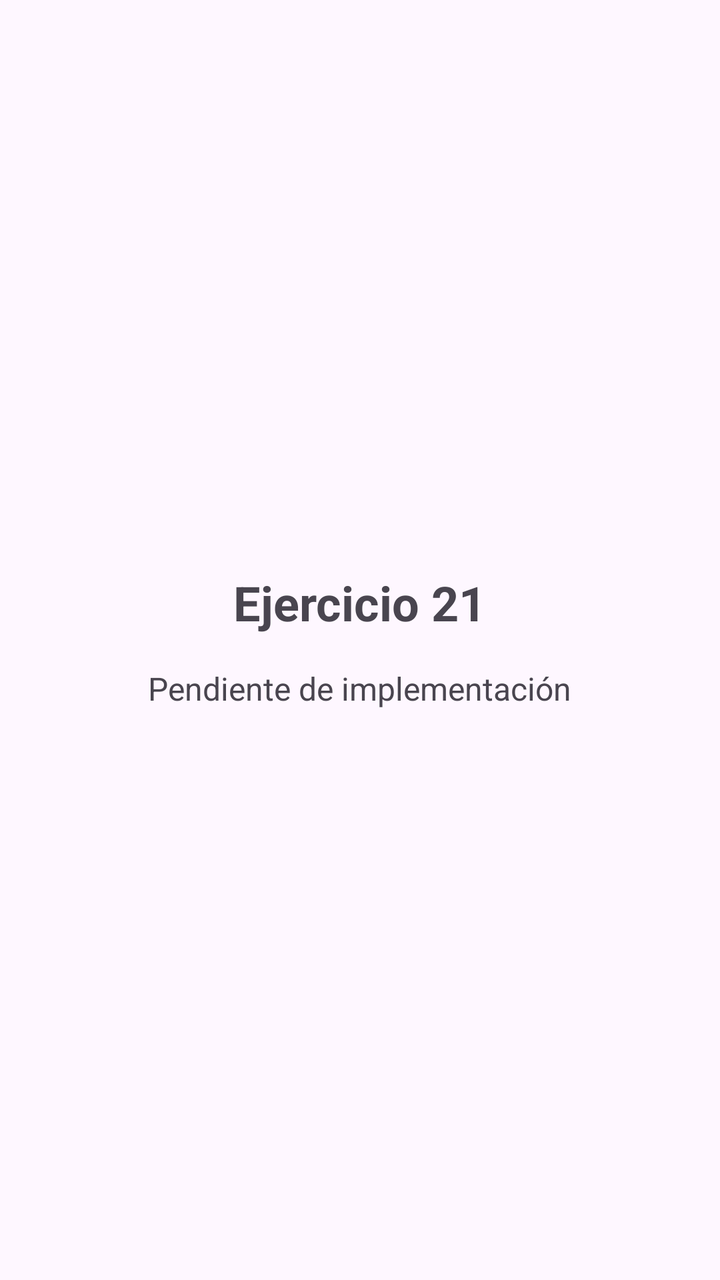
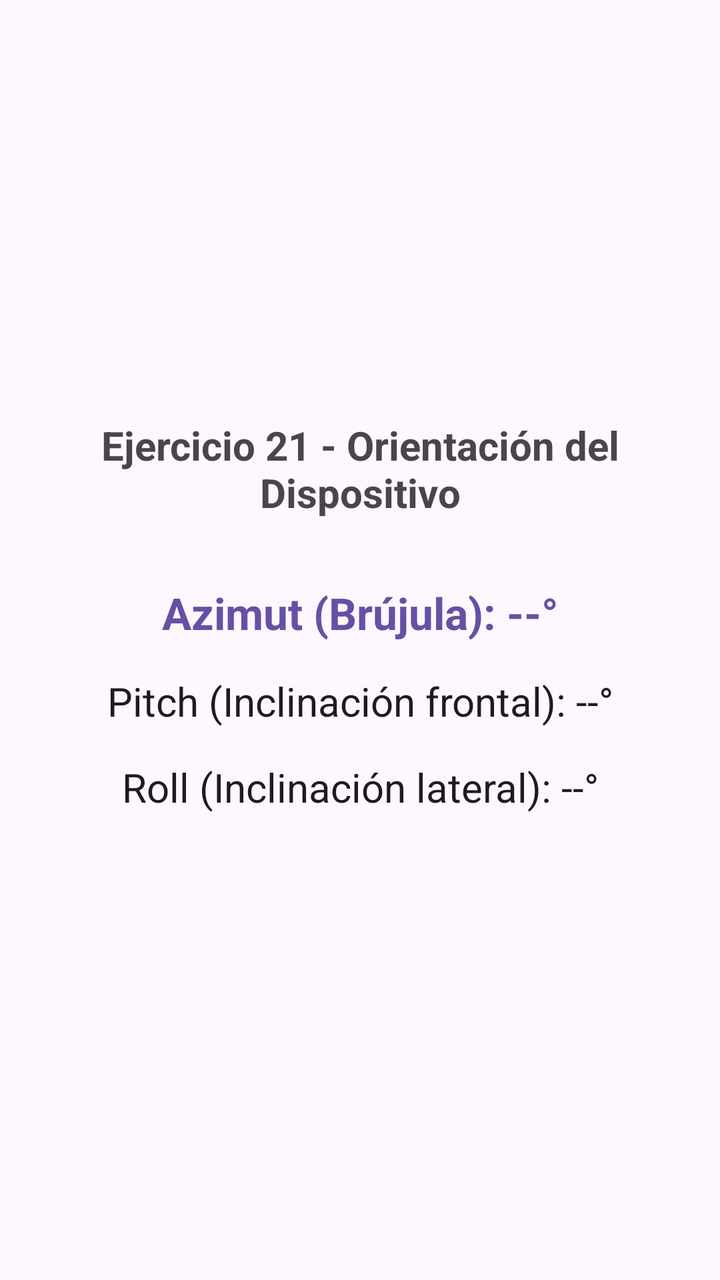

Before-and-after screenshots of an Android layout around one commit, followed by the original layout XML and the change that was made.
<!-- AndroidManifest.xml: application theme Theme.Actividad6 -->
<!-- res/layout/activity_ejercicio21.xml -->
<?xml version="1.0" encoding="utf-8"?>
<LinearLayout xmlns:android="http://schemas.android.com/apk/res/android"
    xmlns:tools="http://schemas.android.com/tools"
    android:id="@+id/main"
    android:layout_width="match_parent"
    android:layout_height="match_parent"
    android:orientation="vertical"
    android:padding="24dp"
    android:gravity="center"
    tools:context=".ejercicios.ejercicio21.Ejercicio21Activity">

    <TextView
        android:id="@+id/tvTitle"
        android:layout_width="wrap_content"
        android:layout_height="wrap_content"
        android:text="Ejercicio 21"
        android:textSize="24sp"
        android:textStyle="bold"
        android:layout_marginBottom="16dp" />

    <TextView
        android:id="@+id/tvSubtitle"
        android:layout_width="wrap_content"
        android:layout_height="wrap_content"
        android:text="Pendiente de implementación"
        android:textSize="16sp"
        android:textColor="?android:attr/textColorSecondary" />

</LinearLayout>
<!-- resources referenced by this layout -->
<resources>
  <style name="Theme.Actividad6" parent="Base.Theme.Actividad6" />
  <style name="Base.Theme.Actividad6" parent="Theme.Material3.DayNight.NoActionBar">
          
          
      </style>
</resources>

<!-- the commit's change to res/layout/activity_ejercicio21.xml (unified diff, before → after) -->
@@ -10,20 +10,44 @@
     tools:context=".ejercicios.ejercicio21.Ejercicio21Activity">
 
     <TextView
-        android:id="@+id/tvTitle"
+        android:id="@+id/tvHeader"
         android:layout_width="wrap_content"
         android:layout_height="wrap_content"
-        android:text="Ejercicio 21"
-        android:textSize="24sp"
+        android:text="Ejercicio 21 - Orientación del Dispositivo"
+        android:textSize="20sp"
         android:textStyle="bold"
+        android:textAlignment="center"
+        android:layout_marginBottom="32dp" />
+
+    <TextView
+        android:id="@+id/tvAzimut"
+        android:layout_width="match_parent"
+        android:layout_height="wrap_content"
+        android:text="Azimut (Brújula): --°"
+        android:textSize="22sp"
+        android:textStyle="bold"
+        android:textColor="?attr/colorPrimary"
+        android:textAlignment="center"
         android:layout_marginBottom="16dp" />
 
     <TextView
-        android:id="@+id/tvSubtitle"
-        android:layout_width="wrap_content"
+        android:id="@+id/tvPitch"
+        android:layout_width="match_parent"
         android:layout_height="wrap_content"
-        android:text="Pendiente de implementación"
-        android:textSize="16sp"
-        android:textColor="?android:attr/textColorSecondary" />
+        android:text="Pitch (Inclinación frontal): --°"
+        android:textSize="20sp"
+        android:textAlignment="center"
+        android:textColor="?android:attr/textColorPrimary"
+        android:layout_marginBottom="16dp" />
+
+    <TextView
+        android:id="@+id/tvRoll"
+        android:layout_width="match_parent"
+        android:layout_height="wrap_content"
+        android:text="Roll (Inclinación lateral): --°"
+        android:textSize="20sp"
+        android:textAlignment="center"
+        android:textColor="?android:attr/textColorPrimary"
+        android:layout_marginBottom="24dp" />
 
 </LinearLayout>
